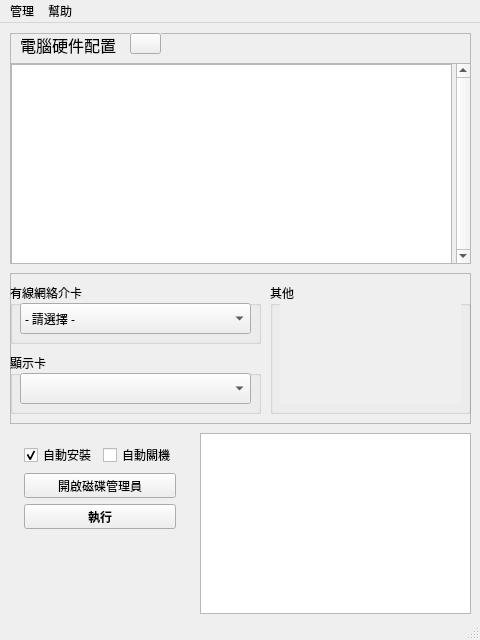
Old version of the form src/main.ui in the repository SuperDumbTM/driver-box.
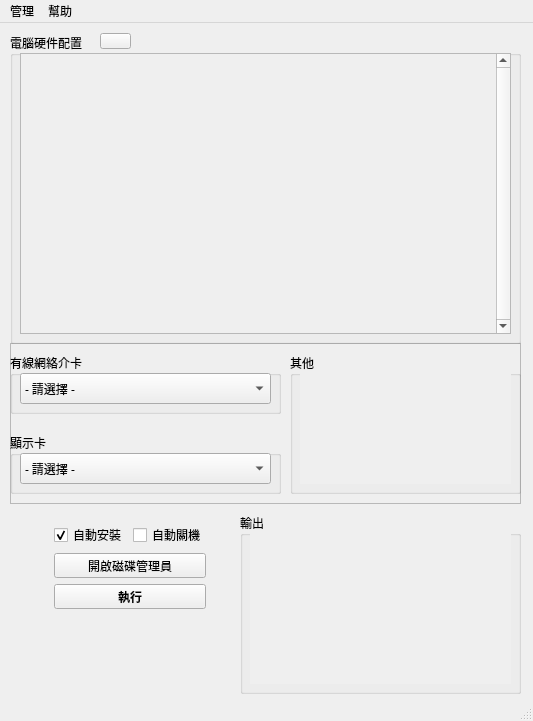
New version of the form. Icons and pictures are not drawn.

Commit message: refresh hwinfo btn

Patch:
```diff
--- a/src/main.ui
+++ b/src/main.ui
@@ -6,8 +6,8 @@
    <rect>
     <x>0</x>
     <y>0</y>
-    <width>480</width>
-    <height>640</height>
+    <width>533</width>
+    <height>721</height>
    </rect>
   </property>
   <property name="font">
@@ -23,9 +23,9 @@
     <property name="geometry">
      <rect>
       <x>10</x>
-      <y>250</y>
-      <width>461</width>
-      <height>151</height>
+      <y>320</y>
+      <width>511</width>
+      <height>161</height>
      </rect>
     </property>
     <property name="font">
@@ -44,7 +44,7 @@
       <rect>
        <x>0</x>
        <y>10</y>
-       <width>251</width>
+       <width>271</width>
        <height>61</height>
       </rect>
      </property>
@@ -56,7 +56,7 @@
        <rect>
         <x>10</x>
         <y>20</y>
-        <width>231</width>
+        <width>251</width>
         <height>31</height>
        </rect>
       </property>
@@ -66,6 +66,9 @@
       <property name="toolTip">
        <string>&lt;html&gt;&lt;head/&gt;&lt;body&gt;&lt;p&gt;&lt;br/&gt;&lt;/p&gt;&lt;/body&gt;&lt;/html&gt;</string>
       </property>
+      <property name="editable">
+       <bool>false</bool>
+      </property>
       <item>
        <property name="text">
         <string>- 請選擇 -</string>
@@ -77,8 +80,8 @@
      <property name="geometry">
       <rect>
        <x>0</x>
-       <y>80</y>
-       <width>251</width>
+       <y>90</y>
+       <width>271</width>
        <height>61</height>
       </rect>
      </property>
@@ -90,7 +93,7 @@
        <rect>
         <x>10</x>
         <y>20</y>
-        <width>231</width>
+        <width>251</width>
         <height>31</height>
        </rect>
       </property>
@@ -100,15 +103,20 @@
       <property name="toolTip">
        <string>&lt;html&gt;&lt;head/&gt;&lt;body&gt;&lt;p&gt;&lt;br/&gt;&lt;/p&gt;&lt;/body&gt;&lt;/html&gt;</string>
       </property>
+      <item>
+       <property name="text">
+        <string>- 請選擇 -</string>
+       </property>
+      </item>
      </widget>
     </widget>
     <widget class="QGroupBox" name="otherdriGroupBox">
      <property name="geometry">
       <rect>
-       <x>260</x>
+       <x>280</x>
        <y>10</y>
-       <width>201</width>
-       <height>131</height>
+       <width>231</width>
+       <height>141</height>
       </rect>
      </property>
      <property name="title">
@@ -119,19 +127,12 @@
        <rect>
         <x>10</x>
         <y>20</y>
-        <width>181</width>
-        <height>101</height>
+        <width>211</width>
+        <height>111</height>
        </rect>
       </property>
-      <property name="autoFillBackground">
-       <bool>false</bool>
-      </property>
       <property name="styleSheet">
-       <string notr="true">border: 0px;
-</string>
-      </property>
-      <property name="sizeAdjustPolicy">
-       <enum>QAbstractScrollArea::AdjustIgnored</enum>
+       <string notr="true">border :0px;</string>
       </property>
       <property name="widgetResizable">
        <bool>true</bool>
@@ -141,25 +142,15 @@
         <rect>
          <x>0</x>
          <y>0</y>
-         <width>181</width>
-         <height>101</height>
+         <width>211</width>
+         <height>111</height>
         </rect>
        </property>
-       <property name="styleSheet">
-        <string notr="true">border-color: rgba(255, 255, 255, 0);
-</string>
-       </property>
-       <widget class="QWidget" name="verticalLayoutWidget">
-        <property name="geometry">
-         <rect>
-          <x>0</x>
-          <y>0</y>
-          <width>181</width>
-          <height>101</height>
-         </rect>
-        </property>
-        <layout class="QVBoxLayout" name="otherdriLayout"/>
-       </widget>
+       <layout class="QVBoxLayout" name="verticalLayout_3">
+        <item>
+         <layout class="QVBoxLayout" name="otherDriVBox"/>
+        </item>
+       </layout>
       </widget>
      </widget>
     </widget>
@@ -167,8 +158,8 @@
    <widget class="QWidget" name="gridLayoutWidget">
     <property name="geometry">
      <rect>
-      <x>10</x>
-      <y>420</y>
+      <x>40</x>
+      <y>500</y>
       <width>181</width>
       <height>86</height>
      </rect>
@@ -285,126 +276,65 @@
      </item>
     </layout>
    </widget>
-   <widget class="QTextBrowser" name="statusTb">
-    <property name="geometry">
-     <rect>
-      <x>200</x>
-      <y>410</y>
-      <width>271</width>
-      <height>181</height>
-     </rect>
-    </property>
-    <property name="statusTip">
-     <string notr="true">運行狀態顯示區</string>
-    </property>
-    <property name="whatsThis">
-     <string/>
-    </property>
-    <property name="accessibleDescription">
-     <string/>
-    </property>
-   </widget>
-   <widget class="QFrame" name="frame">
+   <widget class="QGroupBox" name="hwInfoGroupBox">
     <property name="geometry">
      <rect>
       <x>10</x>
       <y>10</y>
-      <width>461</width>
-      <height>231</height>
+      <width>511</width>
+      <height>311</height>
      </rect>
     </property>
-    <property name="frameShape">
-     <enum>QFrame::StyledPanel</enum>
+    <property name="title">
+     <string>電腦硬件配置</string>
     </property>
-    <property name="frameShadow">
-     <enum>QFrame::Raised</enum>
-    </property>
-    <widget class="QScrollArea" name="hwInfoBox">
-     <property name="geometry">
-      <rect>
-       <x>0</x>
-       <y>30</y>
-       <width>461</width>
-       <height>201</height>
-      </rect>
-     </property>
-     <property name="verticalScrollBarPolicy">
-      <enum>Qt::ScrollBarAlwaysOn</enum>
-     </property>
-     <property name="sizeAdjustPolicy">
-      <enum>QAbstractScrollArea::AdjustIgnored</enum>
-     </property>
-     <property name="widgetResizable">
-      <bool>true</bool>
-     </property>
-     <widget class="QWidget" name="scrollAreaWidgetContents">
-      <property name="geometry">
-       <rect>
-        <x>0</x>
-        <y>0</y>
-        <width>442</width>
-        <height>199</height>
-       </rect>
-      </property>
-      <property name="statusTip">
-       <string>硬件配置顯示區</string>
-      </property>
-      <widget class="QTextBrowser" name="hwInfoTextBox">
-       <property name="geometry">
-        <rect>
-         <x>0</x>
-         <y>0</y>
-         <width>441</width>
-         <height>201</height>
-        </rect>
-       </property>
-       <property name="toolTip">
-        <string/>
-       </property>
-       <property name="statusTip">
-        <string/>
-       </property>
-      </widget>
-     </widget>
-    </widget>
-    <widget class="QLabel" name="hwInfoLabel">
-     <property name="enabled">
-      <bool>true</bool>
-     </property>
+    <widget class="QScrollArea" name="hwInfoSa">
      <property name="geometry">
       <rect>
        <x>10</x>
-       <y>0</y>
-       <width>101</width>
-       <height>21</height>
+       <y>20</y>
+       <width>491</width>
+       <height>281</height>
       </rect>
      </property>
      <property name="font">
       <font>
-       <family>微軟正黑體</family>
+       <family>Arial</family>
        <pointsize>12</pointsize>
       </font>
      </property>
-     <property name="text">
-      <string>電腦硬件配置</string>
+     <property name="verticalScrollBarPolicy">
+      <enum>Qt::ScrollBarAlwaysOn</enum>
      </property>
-     <property name="textFormat">
-      <enum>Qt::RichText</enum>
+     <property name="horizontalScrollBarPolicy">
+      <enum>Qt::ScrollBarAlwaysOff</enum>
      </property>
-     <property name="scaledContents">
-      <bool>false</bool>
+     <property name="widgetResizable">
+      <bool>true</bool>
      </property>
-     <property name="wordWrap">
-      <bool>false</bool>
-     </property>
+     <widget class="QWidget" name="hwInfoContents">
+      <property name="geometry">
+       <rect>
+        <x>0</x>
+        <y>0</y>
+        <width>472</width>
+        <height>279</height>
+       </rect>
+      </property>
+      <layout class="QVBoxLayout" name="verticalLayout_2">
+       <item>
+        <layout class="QVBoxLayout" name="hwInfoVBox"/>
+       </item>
+      </layout>
+     </widget>
     </widget>
-    <widget class="QPushButton" name="pushButton_3">
+    <widget class="QPushButton" name="hwInfoRefreshBtn">
      <property name="geometry">
       <rect>
-       <x>120</x>
+       <x>90</x>
        <y>0</y>
        <width>31</width>
-       <height>21</height>
+       <height>16</height>
       </rect>
      </property>
      <property name="cursor">
@@ -428,13 +358,60 @@
      </property>
     </widget>
    </widget>
+   <widget class="QGroupBox" name="runStatGroupBox">
+    <property name="geometry">
+     <rect>
+      <x>240</x>
+      <y>490</y>
+      <width>281</width>
+      <height>181</height>
+     </rect>
+    </property>
+    <property name="title">
+     <string>輸出</string>
+    </property>
+    <property name="alignment">
+     <set>Qt::AlignLeading|Qt::AlignLeft|Qt::AlignTop</set>
+    </property>
+    <widget class="QScrollArea" name="runStatSa">
+     <property name="geometry">
+      <rect>
+       <x>10</x>
+       <y>20</y>
+       <width>261</width>
+       <height>151</height>
+      </rect>
+     </property>
+     <property name="styleSheet">
+      <string notr="true">border :0px;</string>
+     </property>
+     <property name="widgetResizable">
+      <bool>true</bool>
+     </property>
+     <widget class="QWidget" name="runStatContents">
+      <property name="geometry">
+       <rect>
+        <x>0</x>
+        <y>0</y>
+        <width>261</width>
+        <height>151</height>
+       </rect>
+      </property>
+      <layout class="QVBoxLayout" name="verticalLayout_4">
+       <item>
+        <layout class="QVBoxLayout" name="runStatVBox_2"/>
+       </item>
+      </layout>
+     </widget>
+    </widget>
+   </widget>
   </widget>
   <widget class="QMenuBar" name="menubar">
    <property name="geometry">
     <rect>
      <x>0</x>
      <y>0</y>
-     <width>480</width>
+     <width>533</width>
      <height>22</height>
     </rect>
    </property>
```
Left out of the diff: 12 changed lines with no effect on the pictures. The commit also changes 10 other files.
